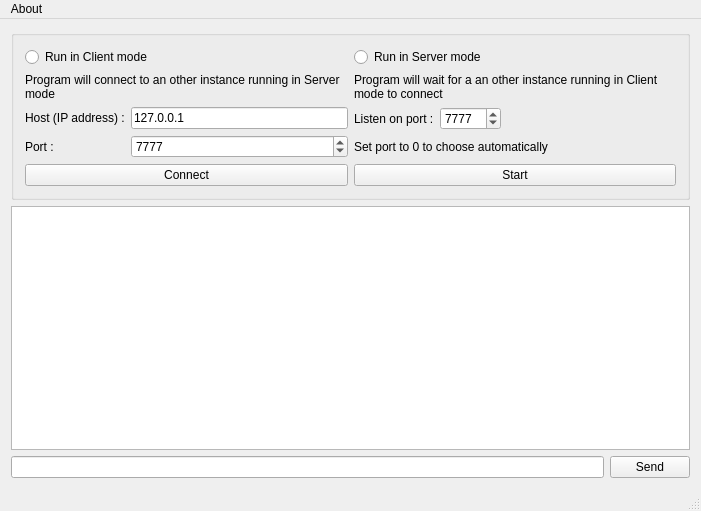
Old version of the form src/mainwindow.ui in the repository alexandrebintz/SimpleMessenger.
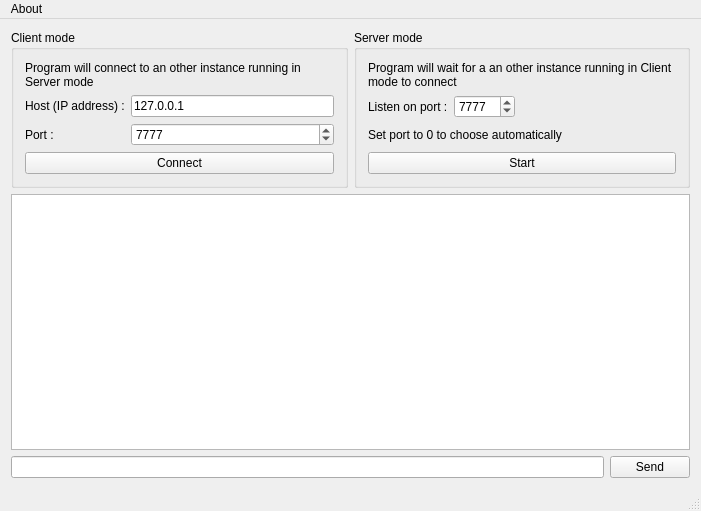
New version of the form.

Commit message:
Now possible to stop server or disconnect client
User can start and stop the server
User can connect and disconnect client

The edit to the form file:
```diff
--- a/src/mainwindow.ui
+++ b/src/mainwindow.ui
@@ -19,20 +19,13 @@
   <widget class="QWidget" name="centralWidget">
    <layout class="QVBoxLayout" name="verticalLayout_2">
     <item>
-     <widget class="QGroupBox" name="groupBoxClientServer">
+     <layout class="QHBoxLayout" name="horizontalLayoutClientServerMode" stretch="10,10">
+      <item>
+       <widget class="QGroupBox" name="groupBoxClientMode">
       <property name="title">
-       <string/>
-      </property>
-      <layout class="QHBoxLayout" name="horizontalLayout" stretch="10,10">
-       <item>
-        <layout class="QVBoxLayout" name="verticalLayout">
-         <item>
-          <widget class="QRadioButton" name="radioButtonClientMode">
-           <property name="text">
-            <string>Run in Client mode</string>
-           </property>
-          </widget>
-         </item>
+         <string>Client mode</string>
+        </property>
+        <layout class="QVBoxLayout" name="verticalLayout_4">
          <item>
           <widget class="QLabel" name="labelClient">
            <property name="text">
@@ -92,16 +85,14 @@
           </widget>
          </item>
         </layout>
-       </item>
-       <item>
-        <layout class="QVBoxLayout" name="verticalLayout_3">
-         <item>
-          <widget class="QRadioButton" name="radioButtonServerMode">
-           <property name="text">
-            <string>Run in Server mode</string>
-           </property>
-          </widget>
-         </item>
+       </widget>
+      </item>
+      <item>
+       <widget class="QGroupBox" name="groupBoxServerMode">
+        <property name="title">
+         <string>Server mode</string>
+        </property>
+        <layout class="QVBoxLayout" name="verticalLayout_5">
          <item>
           <widget class="QLabel" name="labelServer">
            <property name="text">
@@ -140,7 +131,7 @@
           </layout>
          </item>
          <item>
-          <widget class="QLabel" name="label">
+          <widget class="QLabel" name="labelServerPortHint">
            <property name="text">
             <string>Set port to 0 to choose automatically</string>
            </property>
@@ -154,9 +145,9 @@
           </widget>
          </item>
         </layout>
-       </item>
-      </layout>
-     </widget>
+       </widget>
+      </item>
+     </layout>
     </item>
     <item>
      <widget class="QTextEdit" name="textEdit">
```
Lines whose indentation alone changed are shown as unchanged. The commit also changes 2 other files.
